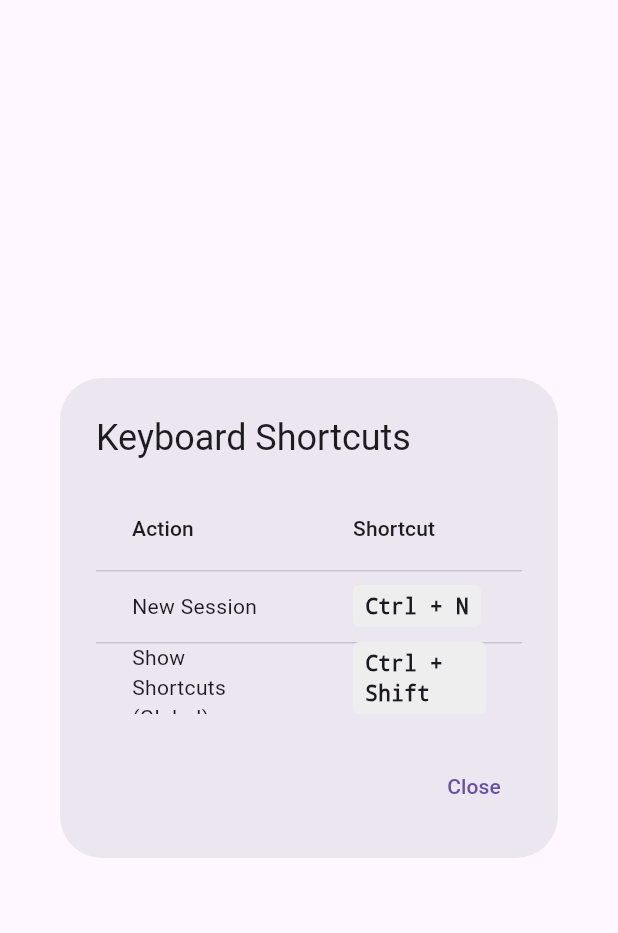
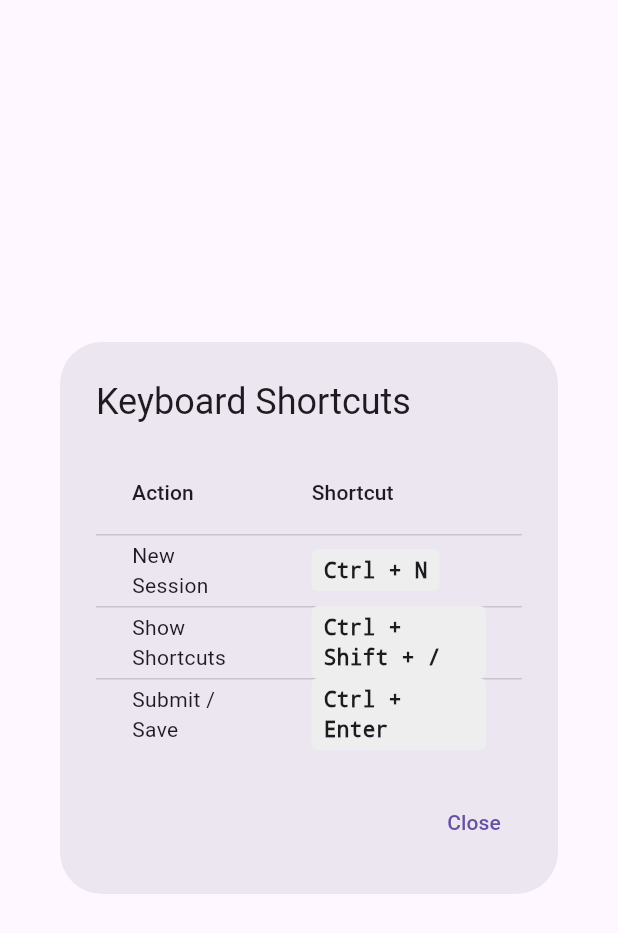
Before and after one commit to arran4/flutter_jules, a Flutter app: the HelpDialog widget shown alone on an empty page, opened directly, on a phone screen of 412 x 824 dp. Shown: the top 933 px of the screen. Run offline on Flutter 3.47's test engine with Material 3 defaults, Android fonts, the phone set to English and light mode, and no system bars; our stand-ins replace flutter_local_notifications, flutter_markdown, flutter_secure_storage, google_sign_in, shared_preferences; missing offline and left inert: dartobjectutils, duration, tray_manager, window_manager; accounts and stored records are empty; network calls fail; statements that could not run were skipped.

Commit message:
Consolidate keyboard shortcut capture mechanics
Refactored keyboard shortcut handling to use a centralized `ShortcutRegistry`.
- Created `lib/intents.dart` to share `NewSessionIntent`, `ShowHelpIntent`, and `SubmitIntent`.
- Updated `ShortcutRegistry` to use `ShortcutActivator` and initialize default shortcuts.
- Updated `lib/main.dart` to use `initDefaults()` and global shortcuts.
- Refactored `SessionListScreen` and `NewSessionDialog` to use `Actions` and global intents.
- Updated `HelpDialog` to display shortcuts dynamically from the registry.

```diff
--- /dev/null
+++ b/lib/intents.dart
@@ -0,0 +1,13 @@
+import 'package:flutter/widgets.dart';
+
+class NewSessionIntent extends Intent {
+  const NewSessionIntent();
+}
+
+class ShowHelpIntent extends Intent {
+  const ShowHelpIntent();
+}
+
+class SubmitIntent extends Intent {
+  const SubmitIntent();
+}
--- a/lib/services/shortcut_registry.dart
+++ b/lib/services/shortcut_registry.dart
@@ -1,29 +1,50 @@
 import 'package:flutter/material.dart';
+import 'package:flutter/services.dart';
+import '../intents.dart';
 
 class Shortcut {
-  final LogicalKeySet keys;
+  final ShortcutActivator activator;
   final Intent intent;
   final String description;
 
-  Shortcut(this.keys, this.intent, this.description);
+  Shortcut(this.activator, this.intent, this.description);
 }
 
 class ShortcutRegistry extends ChangeNotifier {
-  final Map<LogicalKeySet, Intent> _shortcuts = {};
+  final Map<ShortcutActivator, Intent> _shortcuts = {};
   final Map<Intent, String> _descriptions = {};
 
-  Map<LogicalKeySet, Intent> get shortcuts => Map.unmodifiable(_shortcuts);
+  Map<ShortcutActivator, Intent> get shortcuts => Map.unmodifiable(_shortcuts);
   Map<Intent, String> get descriptions => Map.unmodifiable(_descriptions);
 
   void register(Shortcut shortcut) {
-    _shortcuts[shortcut.keys] = shortcut.intent;
+    _shortcuts[shortcut.activator] = shortcut.intent;
     _descriptions[shortcut.intent] = shortcut.description;
     notifyListeners();
   }
 
   void unregister(Shortcut shortcut) {
-    _shortcuts.remove(shortcut.keys);
+    _shortcuts.remove(shortcut.activator);
     _descriptions.remove(shortcut.intent);
     notifyListeners();
   }
+
+  void initDefaults() {
+    register(Shortcut(
+      const SingleActivator(LogicalKeyboardKey.keyN, control: true),
+      const NewSessionIntent(),
+      'New Session',
+    ));
+    register(Shortcut(
+      const SingleActivator(LogicalKeyboardKey.slash,
+          control: true, shift: true),
+      const ShowHelpIntent(),
+      'Show Shortcuts',
+    ));
+    register(Shortcut(
+      const SingleActivator(LogicalKeyboardKey.enter, control: true),
+      const SubmitIntent(),
+      'Submit / Save',
+    ));
+  }
 }
--- a/lib/ui/widgets/help_dialog.dart
+++ b/lib/ui/widgets/help_dialog.dart
@@ -1,15 +1,34 @@
 import 'package:flutter/material.dart';
+import 'package:provider/provider.dart';
+import '../../services/shortcut_registry.dart';
 
 class HelpDialog extends StatelessWidget {
   const HelpDialog({super.key});
 
+  String _formatActivator(ShortcutActivator activator) {
+    if (activator is SingleActivator) {
+      final List<String> parts = [];
+      if (activator.control) parts.add('Ctrl');
+      if (activator.meta) parts.add('Meta');
+      if (activator.alt) parts.add('Alt');
+      if (activator.shift) parts.add('Shift');
+      parts.add(activator.trigger.keyLabel);
+      return parts.join(' + ');
+    }
+    return activator.toString();
+  }
+
   @override
   Widget build(BuildContext context) {
-    // A more structured layout for shortcuts
-    final shortcuts = {
-      'New Session': 'Ctrl + N',
-      'Show Shortcuts (Global)': 'Ctrl + Shift + ?',
-    };
+    final registry = Provider.of<ShortcutRegistry>(context);
+    final shortcuts = registry.shortcuts;
+    final descriptions = registry.descriptions;
+
+    final List<MapEntry<String, String>> rows = [];
+    shortcuts.forEach((activator, intent) {
+      final description = descriptions[intent] ?? intent.toString();
+      rows.add(MapEntry(description, _formatActivator(activator)));
+    });
 
     return AlertDialog(
       title: const Text('Keyboard Shortcuts'),
@@ -21,7 +40,7 @@ class HelpDialog extends StatelessWidget {
               DataColumn(label: Text('Action')),
               DataColumn(label: Text('Shortcut')),
             ],
-            rows: shortcuts.entries.map((entry) {
+            rows: rows.map((entry) {
               return DataRow(cells: [
                 DataCell(Text(entry.key)),
                 DataCell(
```
Also changed, not shown: lib/main.dart (+3 -16 lines), lib/ui/screens/session_list_screen.dart (+23 -51 lines), lib/ui/widgets/new_session_dialog.dart (+7 -6 lines).
